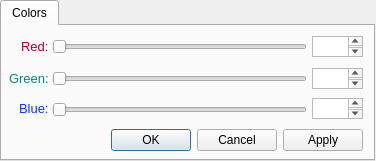
Above: ui/configcolor.ui from cobaohieu/thesis before the change. Below: the same form after it.
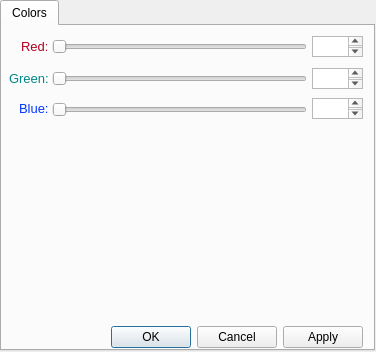
That is the form after the change.

```diff
--- a/ui/configcolor.ui
+++ b/ui/configcolor.ui
@@ -7,7 +7,7 @@
     <x>0</x>
     <y>0</y>
     <width>376</width>
-    <height>161</height>
+    <height>352</height>
    </rect>
   </property>
   <property name="windowTitle">
@@ -20,7 +20,7 @@
       <x>0</x>
       <y>0</y>
       <width>375</width>
-      <height>161</height>
+      <height>351</height>
      </rect>
     </property>
     <property name="currentIndex">
@@ -191,7 +191,7 @@
       <property name="geometry">
        <rect>
         <x>30</x>
-        <y>100</y>
+        <y>297</y>
         <width>331</width>
         <height>28</height>
        </rect>
@@ -216,6 +216,50 @@
        <string>&lt;html&gt;&lt;head/&gt;&lt;body&gt;&lt;p&gt;&lt;span style=&quot; font-size:10pt; color:#b00020;&quot;&gt;Red:&lt;/span&gt;&lt;/p&gt;&lt;/body&gt;&lt;/html&gt;</string>
       </property>
      </widget>
+     <widget class="QWidget" name="verticalLayoutWidget">
+      <property name="geometry">
+       <rect>
+        <x>0</x>
+        <y>140</y>
+        <width>371</width>
+        <height>151</height>
+       </rect>
+      </property>
+      <layout class="QVBoxLayout" name="vbox"/>
+     </widget>
+     <widget class="QWidget" name="horizontalLayoutWidget_5">
+      <property name="geometry">
+       <rect>
+        <x>0</x>
+        <y>240</y>
+        <width>371</width>
+        <height>31</height>
+       </rect>
+      </property>
+      <layout class="QHBoxLayout" name="hboxblue"/>
+     </widget>
+     <widget class="QWidget" name="horizontalLayoutWidget">
+      <property name="geometry">
+       <rect>
+        <x>0</x>
+        <y>160</y>
+        <width>371</width>
+        <height>31</height>
+       </rect>
+      </property>
+      <layout class="QHBoxLayout" name="hboxred"/>
+     </widget>
+     <widget class="QWidget" name="horizontalLayoutWidget_2">
+      <property name="geometry">
+       <rect>
+        <x>0</x>
+        <y>200</y>
+        <width>371</width>
+        <height>31</height>
+       </rect>
+      </property>
+      <layout class="QHBoxLayout" name="hboxgreen"/>
+     </widget>
     </widget>
    </widget>
   </widget>
```
